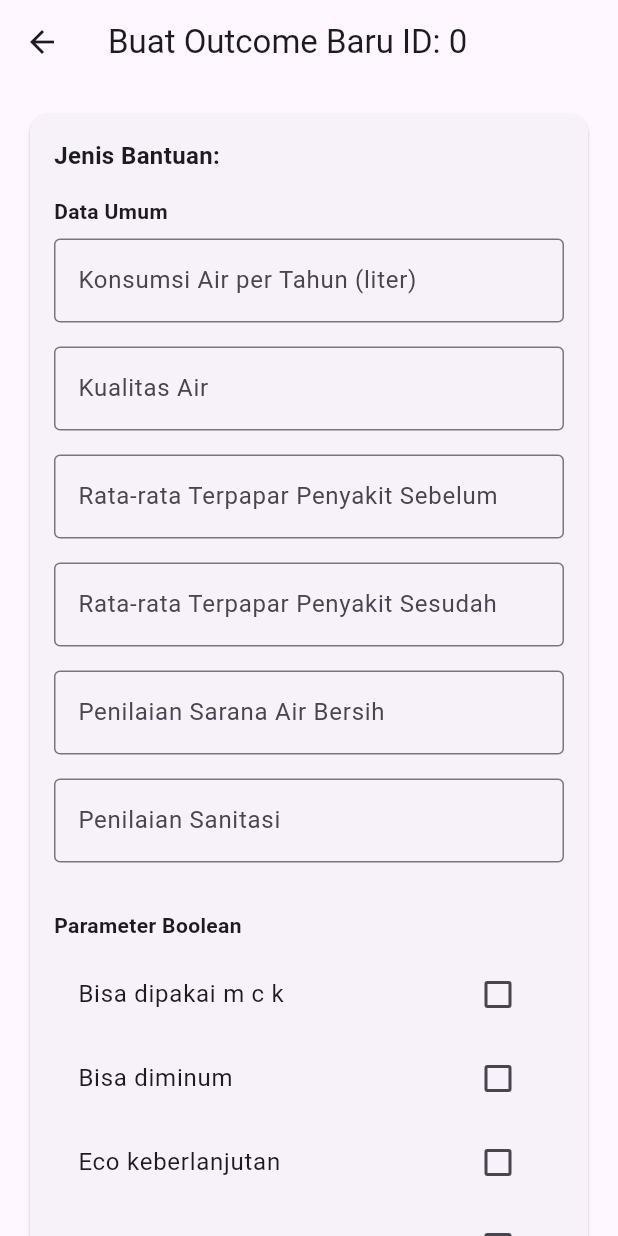
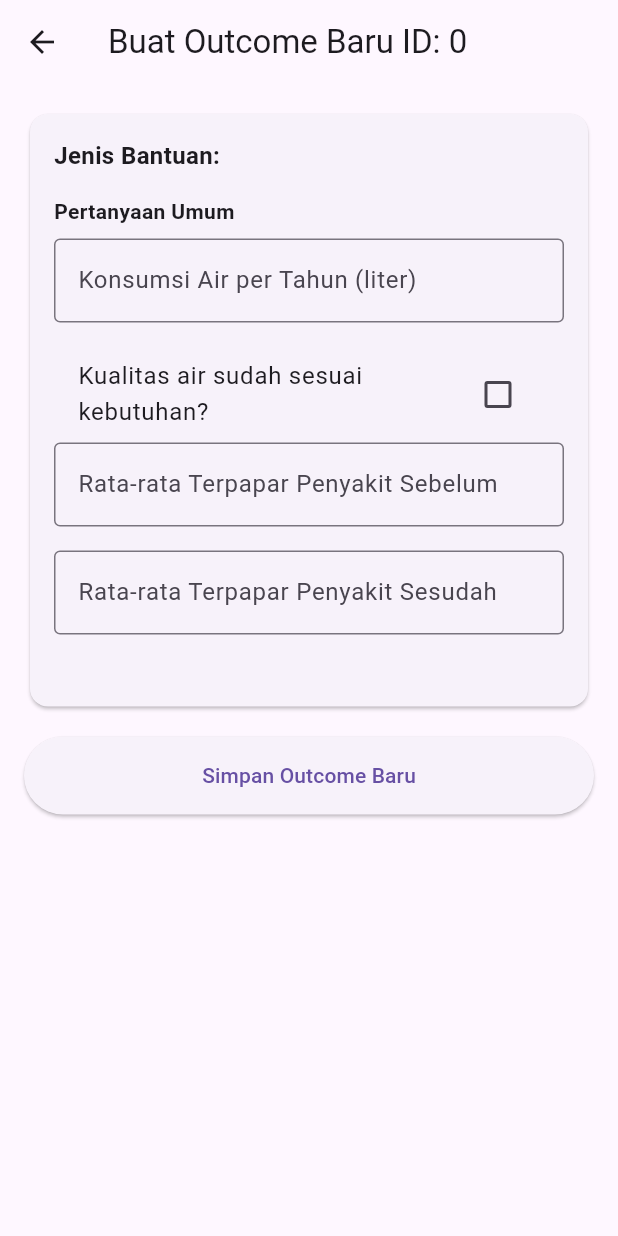
Before and after one commit to hokacristian/Moneva-App, a Flutter app: the EditOutcomePage screen opened directly with empty values, on a phone screen of 412 x 824 dp. Run offline on Flutter 3.47's test engine with Material 3 defaults, Android fonts, the phone set to English and light mode, and no system bars; our stand-ins replace flutter_dotenv, geolocator, image_picker, shared_preferences; accounts and stored records are empty; network calls fail.

Commit message:
fix : Post Outcome, Dampak on DampakPage & OutcomePage

```diff
--- a/lib/presentation/pages/dampak/editDampak_page.dart
+++ b/lib/presentation/pages/dampak/editDampak_page.dart
@@ -21,10 +21,13 @@ class _EditDampakPageState extends State<EditDampakPage> {
   bool isLoading = false;
 
   @override
-  void initState() {
-    super.initState();
+void initState() {
+  super.initState();
+  WidgetsBinding.instance.addPostFrameCallback((_) {
     _loadDampakData();
-  }
+  });
+}
+
 
   Future<void> _loadDampakData() async {
     setState(() => isLoading = true);
@@ -133,26 +136,40 @@ class _EditDampakPageState extends State<EditDampakPage> {
                         padding: const EdgeInsets.all(16.0),
                         child: Column(
                           children: [
+                            _buildTextField("sumberAirSebelum", "Sumber Air Sebelum"),
+                            _buildTextField("sumberAirSesudah", "Sumber Air Sesudah"),
+
+                            _buildTextField("biayaListrikSebelum", "Biaya Listrik Sebelum", isNumeric: true),
+                            _buildTextField("biayaListrikSesudah", "Biaya Listrik Sesudah", isNumeric: true),
+
+
                             _buildTextField("biayaBerobatSebelum", "Biaya Berobat Sebelum", isNumeric: true),
                             _buildTextField("biayaBerobatSesudah", "Biaya Berobat Sesudah", isNumeric: true),
-                            _buildTextField("biayaAirBersihSebelum", "Biaya Air Bersih Sebelum", isNumeric: true),
-                            _buildTextField("biayaAirBersihSesudah", "Biaya Air Bersih Sesudah", isNumeric: true),
+
+                            _buildTextField("biayaAirBersihSebelum", "Biaya Air Pemenuhan Bersih Sebelum", isNumeric: true),
+                            _buildTextField("biayaAirBersihSesudah", "Biaya Air Pemenuhan Bersih Sesudah", isNumeric: true),
+
                             _buildTextField("peningkatanEkonomiSebelum", "Peningkatan Ekonomi Sebelum", isNumeric: true),
                             _buildTextField("peningkatanEkonomiSesudah", "Peningkatan Ekonomi Sesudah", isNumeric: true),
+
                             _buildTextField("penurunanOrangSakitSebelum", "Penurunan Orang Sakit Sebelum", isNumeric: true),
                             _buildTextField("penurunanOrangSakitSesudah", "Penurunan Orang Sakit Sesudah", isNumeric: true),
+
                             _buildTextField("penurunanStuntingSebelum", "Penurunan Stunting Sebelum", isNumeric: true),
                             _buildTextField("penurunanStuntingSesudah", "Penurunan Stunting Sesudah", isNumeric: true),
-                            _buildTextField("peningkatanIndeksKesehatanSebelum", "Peningkatan Indeks Kesehatan Sebelum", isNumeric: true),
-                            _buildTextField("peningkatanIndeksKesehatanSesudah", "Peningkatan Indeks Kesehatan Sesudah", isNumeric: true),
-                            _buildTextField("volumeLimbahDikelola", "Volume Limbah Dikelola", isNumeric: true),
-                            _buildTextField("penurunanIndexPencemaranSebelum", "Penurunan Index Pencemaran Sebelum", isNumeric: true),
-                            _buildTextField("penurunanIndexPencemaranSesudah", "Penurunan Index Pencemaran Sesudah", isNumeric: true),
-                            _buildTextField("sumberAirSebelum", "Sumber Air Sebelum"),
-                            _buildTextField("sumberAirSesudah", "Sumber Air Sesudah"),
-                            _buildTextField("biayaListrikSebelum", "Biaya Listrik Sebelum", isNumeric: true),
-                            _buildTextField("biayaListrikSesudah", "Biaya Listrik Sesudah", isNumeric: true),
+
+                            _buildTextField("peningkatanIndeksKesehatanSebelum", "Peningkatan Indeks Kesehatan Masyarakat Sebelum (terutama perempuan dan anak-anak) " , isNumeric: true),
+                            _buildTextField("peningkatanIndeksKesehatanSesudah", "Peningkatan Indeks Kesehatan Masyarakat Sesudah (terutama perempuan dan anak-anak) ", isNumeric: true),
+
+                            _buildTextField("volumeLimbahDikelola", "Volume Limbah Yang Berhasil Dikelola Masyarakat", isNumeric: true),
+
                             _buildCheckbox("prosesKonservasiAir", "Proses Konservasi Air"),
+
+                            _buildTextField("penurunanIndexPencemaranSebelum", "Penurunan Index Pencemaran Lingkungan Sebelum", isNumeric: true),
+                            _buildTextField("penurunanIndexPencemaranSesudah", "Penurunan Index Pencemaran Lingkungan Sesudah", isNumeric: true),
+
+
+
                           ],
                         ),
                       ),
--- a/lib/presentation/pages/outcome/editOutcome_page.dart
+++ b/lib/presentation/pages/outcome/editOutcome_page.dart
@@ -15,13 +15,11 @@ class EditOutcomePage extends StatefulWidget {
 class _EditOutcomePageState extends State<EditOutcomePage> {
   final _formKey = GlobalKey<FormState>();
   Map<String, dynamic> outcomeData = {
-    // Data umum
+    // Pertanyaan Umum (selalu tampil)
     "konsumsiAirPerTahun": "",
-    "kualitasAir": "",
+    "kualitasAir": false, // ditampilkan sebagai checkbox
     "rataRataTerpaparPenyakitSebelum": "",
     "rataRataTerpaparPenyakitSesudah": "",
-    "penilaianSaranaAirBersih": "",
-    "penilaianSanitasi": "",
 
     // Data boolean umum
     "bisaDipakaiMCK": false,
@@ -58,34 +56,26 @@ class _EditOutcomePageState extends State<EditOutcomePage> {
   @override
   void initState() {
     super.initState();
-  // Hapus pemanggilan createOutcome dari sini
-  // Future.microtask(() {
-  //   setState(() => isLoading = true);
-  //   Provider.of<OutcomeProvider>(context, listen: false)
-  //       .createOutcome(widget.formId, outcomeData)
-  //       .then((_) => setState(() => isLoading = false));
-  // });
+    // Tidak memanggil createOutcome di initState, akan dipanggil ketika tombol ditekan
   }
 
-  // Fungsi untuk menampilkan form field tipe string/numerik
+  // Fungsi untuk membuat text field (input angka/teks)
   Widget _buildTextField(String key, String label, {bool isNumeric = false}) {
     return Padding(
       padding: const EdgeInsets.only(bottom: 16.0),
       child: TextFormField(
         decoration: InputDecoration(
           labelText: label,
-          border: OutlineInputBorder(),
+          border: const OutlineInputBorder(),
         ),
         keyboardType: isNumeric ? TextInputType.number : TextInputType.text,
-        initialValue: isNumeric ?
-          (outcomeData[key] != null ? outcomeData[key].toString() : '0') :
-          (outcomeData[key] ?? ''),
+        initialValue: outcomeData[key]?.toString() ?? '',
         onChanged: (value) {
           setState(() {
             if (isNumeric) {
-              outcomeData[key] = key.contains('konsumsi') ?
-                double.tryParse(value) ?? 0.0 :
-                int.tryParse(value) ?? 0;
+              outcomeData[key] = key.contains('konsumsi')
+                  ? double.tryParse(value) ?? 0.0
+                  : int.tryParse(value) ?? 0;
             } else {
               outcomeData[key] = value;
             }
@@ -95,7 +85,7 @@ void initState() {
     );
   }
 
-  // Fungsi untuk menampilkan checkbox
+  // Fungsi untuk membuat checkbox
   Widget _buildCheckbox(String key, String label) {
     return CheckboxListTile(
       title: Text(label),
@@ -106,42 +96,6 @@ void initState() {
         });
       },
     );
-  }
-
-  // Fungsi untuk memeriksa apakah field harus ditampilkan berdasarkan jenis bantuan
-  bool _shouldShowField(String key) {
-    final String jenisBantuan = widget.jenisBantuan;
-
-    // Jika SAB & MCK, tampilkan semua field
-    if (jenisBantuan.contains('SAB') && jenisBantuan.contains('MCK')) {
-      return true;
-    }
-
-    // Field khusus MCK yang tidak ditampilkan jika jenis bantuan hanya SAB
-    final mckOnlyFields = [
-      'aksesKelompokRentan', 'rasioMCKMemadai', 'keberlanjutanEkosistem',
-      'pemanfaatanAirEfisien', 'limbahDikelolaAman', 'adaSeptictank',
-      'sanitasiBersih', 'toiletBerfungsi', 'aksesSanitasiMemadai', 'eksposurLimbah'
-    ];
-
-    // Field khusus SAB yang tidak ditampilkan jika jenis bantuan hanya MCK
-    final sabOnlyFields = [
-      'efisiensiAir', 'ramahLingkungan', 'keadilanAkses', 'adaptabilitasSistem',
-      'airTersediaSetiapSaat', 'bisaDiminum', 'pengelolaanProfesional', 'aksesMudah',
-      'airHanyaUntukMCK', 'aksesTerbatas', 'butuhUsahaJarak', 'bisaDiminum',
-      'bisaDipakaiMCK', 'ecoKeberlanjutan'
-    ];
-
-    if (jenisBantuan.contains('SAB') && !jenisBantuan.contains('MCK')) {
-      return !mckOnlyFields.contains(key);
-    }
-
-    if (jenisBantuan.contains('MCK') && !jenisBantuan.contains('SAB')) {
-      return !sabOnlyFields.contains(key);
-    }
-
-    // Default: tampilkan semua field
-    return true;
   }
 
   @override
@@ -167,43 +121,52 @@ void initState() {
                                 style: TextStyle(fontWeight: FontWeight.bold, fontSize: 16)),
                             SizedBox(height: 16),
 
-                          // Data umum - selalu ditampilkan
-                          Text("Data Umum", style: TextStyle(fontWeight: FontWeight.bold, fontSize: 14)),
+                            // Section: Pertanyaan Umum (selalu tampil)
+                            Text("Pertanyaan Umum",
+                                style: TextStyle(fontWeight: FontWeight.bold, fontSize: 14)),
                             SizedBox(height: 8),
-
-                          if (_shouldShowField('konsumsiAirPerTahun'))
                             _buildTextField('konsumsiAirPerTahun', 'Konsumsi Air per Tahun (liter)', isNumeric: true),
-
-                          if (_shouldShowField('kualitasAir'))
-                            _buildTextField('kualitasAir', 'Kualitas Air'),
-
-                          if (_shouldShowField('rataRataTerpaparPenyakitSebelum'))
+                            // Kualitas Air diubah menjadi checkbox
+                            _buildCheckbox('kualitasAir', 'Kualitas air sudah sesuai kebutuhan?'),
                             _buildTextField('rataRataTerpaparPenyakitSebelum', 'Rata-rata Terpapar Penyakit Sebelum', isNumeric: true),
-
-                          if (_shouldShowField('rataRataTerpaparPenyakitSesudah'))
                             _buildTextField('rataRataTerpaparPenyakitSesudah', 'Rata-rata Terpapar Penyakit Sesudah', isNumeric: true),
-
-
-                          if (_shouldShowField('penilaianSaranaAirBersih'))
-                            _buildTextField('penilaianSaranaAirBersih', 'Penilaian Sarana Air Bersih'),
-
-                          if (_shouldShowField('penilaianSanitasi'))
-                            _buildTextField('penilaianSanitasi', 'Penilaian Sanitasi'),
-
                             SizedBox(height: 16),
 
-                          // Tampilkan checkbox untuk boolean fields
-                          Text("Parameter Boolean", style: TextStyle(fontWeight: FontWeight.bold, fontSize: 14)),
+                            // Section: Data untuk SAB (hanya jika jenis bantuan mengandung "SAB")
+                            if (widget.jenisBantuan.contains('SAB')) ...[
+                              Text("Data untuk SAB",
+                                  style: TextStyle(fontWeight: FontWeight.bold, fontSize: 14)),
                               SizedBox(height: 8),
+                              _buildCheckbox('airHanyaUntukMCK', 'Air hanya untuk MCK'),
+                              _buildCheckbox('aksesTerbatas', 'Akses terbatas'),
+                              _buildCheckbox('butuhUsahaJarak', 'Butuh usaha jarak'),
+                              _buildCheckbox('airTersediaSetiapSaat', 'Air tersedia setiap saat'),
+                              _buildCheckbox('pengelolaanProfesional', 'Pengelolaan profesional'),
+                              _buildCheckbox('aksesMudah', 'Akses mudah'),
+                              _buildCheckbox('efisiensiAir', 'Efisiensi air'),
+                              _buildCheckbox('ramahLingkungan', 'Ramah lingkungan'),
+                              _buildCheckbox('keadilanAkses', 'Keadilan akses'),
+                              _buildCheckbox('adaptabilitasSistem', 'Adaptabilitas sistem'),
+                              SizedBox(height: 16),
+                            ],
 
-                          // Filter fields sesuai jenis bantuan
-                          ...outcomeData.keys
-                            .where((key) => outcomeData[key] is bool && _shouldShowField(key))
-                            .map((key) {
-                              String label = _formatLabel(key);
-                              return _buildCheckbox(key, label);
-                            })
-                            .toList(),
+                            // Section: Data untuk MCK (hanya jika jenis bantuan mengandung "MCK")
+                            if (widget.jenisBantuan.contains('MCK')) ...[
+                              Text("Data untuk MCK",
+                                  style: TextStyle(fontWeight: FontWeight.bold, fontSize: 14)),
+                              SizedBox(height: 8),
+                              _buildCheckbox('toiletBerfungsi', 'Toilet berfungsi'),
+                              _buildCheckbox('aksesSanitasiMemadai', 'Akses sanitasi memadai'),
+                              _buildCheckbox('eksposurLimbah', 'Eksposur limbah'),
+                              _buildCheckbox('limbahDikelolaAman', 'Limbah dikelola aman'),
+                              _buildCheckbox('adaSeptictank', 'Ada septictank'),
+                              _buildCheckbox('sanitasiBersih', 'Sanitasi bersih'),
+                              _buildCheckbox('aksesKelompokRentan', 'Akses kelompok rentan'),
+                              _buildCheckbox('rasioMCKMemadai', 'Rasio MCK memadai'),
+                              _buildCheckbox('keberlanjutanEkosistem', 'Keberlanjutan ekosistem'),
+                              _buildCheckbox('pemanfaatanAirEfisien', 'Pemanfaatan air efisien'),
+                              SizedBox(height: 16),
+                            ],
                           ],
                         ),
                       ),
@@ -242,23 +205,10 @@ void initState() {
                       ),
                       child: const Text('Simpan Outcome Baru'),
                     ),
-
-
                   ],
                 ),
               ),
             ),
     );
   }
-
-  // Helper function untuk memformat label dari key
-  String _formatLabel(String key) {
-    // Mengubah camelCase menjadi format lebih mudah dibaca
-    final formattedKey = key.replaceAllMapped(
-      RegExp(r'([A-Z])'),
-      (match) => ' ${match.group(0)!.toLowerCase()}'
-    );
-
-    return formattedKey.substring(0, 1).toUpperCase() + formattedKey.substring(1);
 }
-}
```
Also changed, not shown: lib/presentation/pages/outcome/outcome_page.dart (line endings or trailing spaces). Lines whose indentation alone changed are shown as unchanged.
